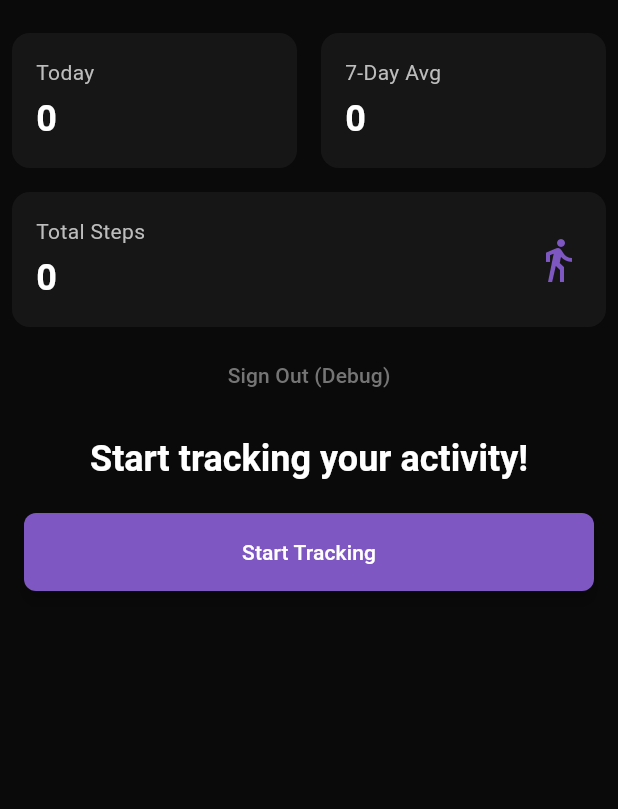
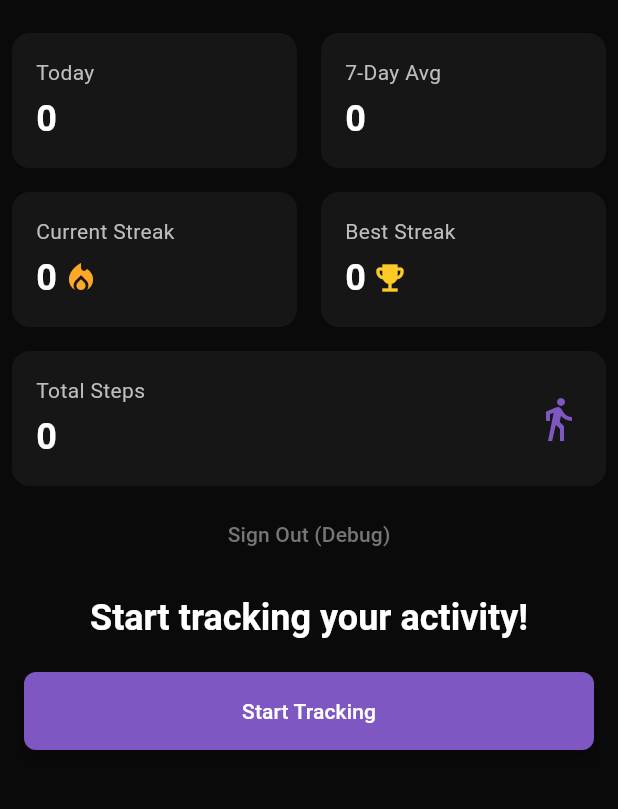
Before and after one commit to Cikle/Movely, a Flutter app: the HomeScreen screen opened directly with empty values, on a phone screen of 412 x 824 dp, the part 63-872 px from its top. Run offline on Flutter 3.47's test engine with Material 3 defaults, Android fonts, the phone set to English and light mode, and no system bars; our stand-ins replace pedometer, permission_handler, supabase_flutter; accounts and stored records are empty.

Commit message:
feat: Implement Duolingo-style streak tracking for daily steps

```diff
--- a/movely/lib/screens/home_screen.dart
+++ b/movely/lib/screens/home_screen.dart
@@ -21,6 +21,8 @@ class _HomeScreenState extends State<HomeScreen> {
   int _steps = 0;
   int _totalSteps = 0;
   double _averageSteps = 0;
+  int _currentStreak = 0;
+  int _longestStreak = 0;
 
   @override
   void initState() {
@@ -55,6 +57,8 @@ class _HomeScreenState extends State<HomeScreen> {
           _steps = userData['daily_steps'] ?? 0;
           _totalSteps = userData['total_steps'] ?? 0;
           _averageSteps = userData['week_average'] ?? 0.0;
+          _currentStreak = userData['current_streak'] ?? 0;
+          _longestStreak = userData['longest_streak'] ?? 0;
         });
       }
     } catch (e) {
@@ -163,6 +167,92 @@ class _HomeScreenState extends State<HomeScreen> {
                 ),
               ],
             ),
+            Row(
+              children: [
+                Expanded(
+                  child: Container(
+                    padding: const EdgeInsets.all(16.0),
+                    margin: const EdgeInsets.all(8.0),
+                    decoration: BoxDecoration(
+                      color: Colors.white.withOpacity(0.05),
+                      borderRadius: BorderRadius.circular(12),
+                    ),
+                    child: Column(
+                      crossAxisAlignment: CrossAxisAlignment.start,
+                      children: [
+                        Text(
+                          'Current Streak',
+                          style: TextStyle(
+                            color: Colors.grey[400],
+                            fontSize: 14,
+                          ),
+                        ),
+                        const SizedBox(height: 4),
+                        Row(
+                          children: [
+                            Text(
+                              '$_currentStreak',
+                              style: const TextStyle(
+                                color: Colors.white,
+                                fontSize: 24,
+                                fontWeight: FontWeight.bold,
+                              ),
+                            ),
+                            const SizedBox(width: 4),
+                            Icon(
+                              Icons.local_fire_department,
+                              color: Colors.orange.shade400,
+                              size: 24,
+                            ),
+                          ],
+                        ),
+                      ],
+                    ),
+                  ),
+                ),
+                Expanded(
+                  child: Container(
+                    padding: const EdgeInsets.all(16.0),
+                    margin: const EdgeInsets.all(8.0),
+                    decoration: BoxDecoration(
+                      color: Colors.white.withOpacity(0.05),
+                      borderRadius: BorderRadius.circular(12),
+                    ),
+                    child: Column(
+                      crossAxisAlignment: CrossAxisAlignment.start,
+                      children: [
+                        Text(
+                          'Best Streak',
+                          style: TextStyle(
+                            color: Colors.grey[400],
+                            fontSize: 14,
+                          ),
+                        ),
+                        const SizedBox(height: 4),
+                        Row(
+                          children: [
+                            Text(
+                              '$_longestStreak',
+                              style: const TextStyle(
+                                color: Colors.white,
+                                fontSize: 24,
+                                fontWeight: FontWeight.bold,
+                              ),
+                            ),
+                            const SizedBox(width: 4),
+                            Icon(
+                              Icons.emoji_events,
+                              color: Colors.amber.shade400,
+                              size: 24,
+                            ),
+                          ],
+                        ),
+                      ],
+                    ),
+                  ),
+                ),
+              ],
+            ),
             Container(
               padding: const EdgeInsets.all(16.0),
               margin: const EdgeInsets.all(8.0),
```
Also changed, not shown: movely/lib/services/step_service.dart (+41 -1 lines), 1 other file.
